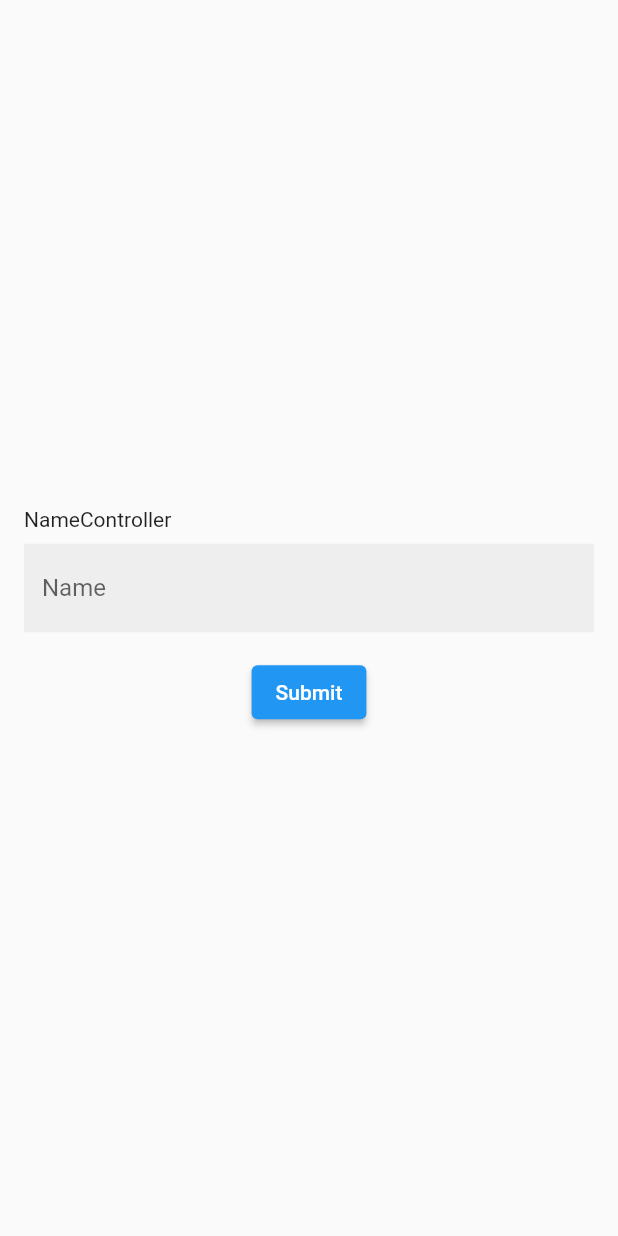
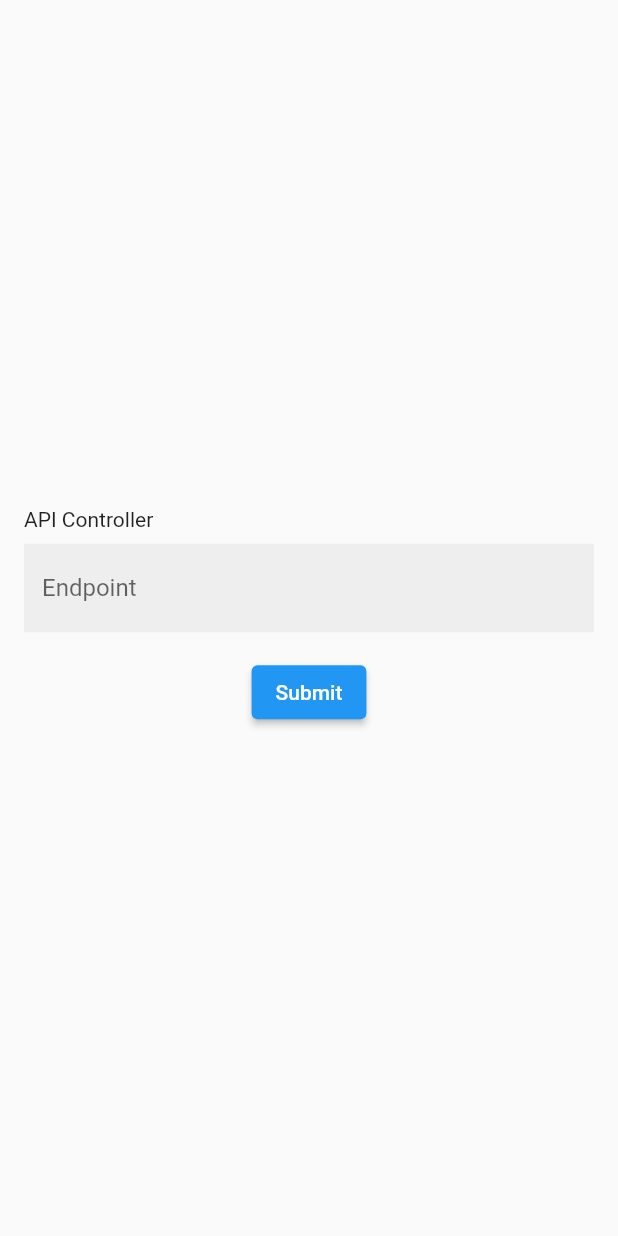
Before and after one commit to vishalsingh17-web2/IoT-domain, a Flutter app: the screen it shows after launch, on a phone screen of 412 x 824 dp. Run offline on Flutter 3.47's test engine with Material 2 defaults, Android fonts, the phone set to English and light mode, and no system bars; our stand-ins replace csv, permission_handler, sensors_plus.

```diff
--- a/lib/name_page.dart
+++ b/lib/name_page.dart
@@ -22,7 +22,7 @@ class _NameControllerState extends State<NameController> {
           children: [
             Container(
               alignment: Alignment.bottomLeft,
-              child: const Text('NameController'),
+              child: const Text('API Controller'),
             ),
             const SizedBox(height: 8),
             TextFormField(
@@ -31,7 +31,7 @@ class _NameControllerState extends State<NameController> {
                 border: InputBorder.none,
                 filled: true,
                 fillColor: Colors.grey.shade200,
-                labelText: 'Name',
+                labelText: 'Endpoint',
               ),
             ),
             const SizedBox(height: 16),
@@ -40,7 +40,7 @@ class _NameControllerState extends State<NameController> {
                 Navigator.of(context).pushReplacement(
                   CupertinoPageRoute(
                     builder: (context) => MyHomePage(
-                      name: nameController.text,
+                      url: nameController.text,
                     ),
                   ),
                 );
--- a/lib/notifiers/api_handler.dart
+++ b/lib/notifiers/api_handler.dart
@@ -6,8 +6,10 @@ class ApiHandler {
   static String baseUrl = 'http://172.16.31.95:3000/api';
   static String sendSensorData = baseUrl + '/send';
 
-  static Future<dynamic> sendData(Map<String, dynamic> data) async {
-    var response = await http.post(Uri.parse(sendSensorData), body: jsonEncode(data));
+  static Future<dynamic> sendData({required Map<String, dynamic> data, required String url}) async {
+    String link = 'http://$url/api/send';
+    var response = await http.post(Uri.parse(link), body: jsonEncode(data));
+
     print(response.body);
     return response.body;
   }
```
Also changed, not shown: lib/homepage.dart (+24 -13 lines), pubspec.lock.
